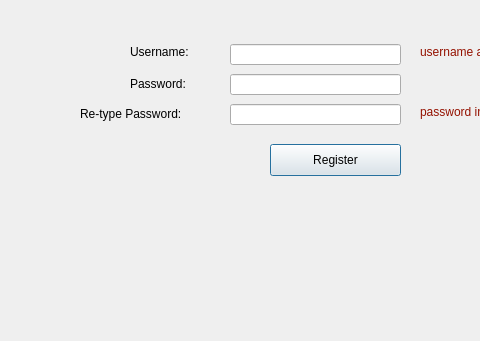
Before: the Qt Designer form FireboyWaterGirl/registerwindow.ui in yomnahisham/CSCE1101-03-CourseProject, drawn with Qt 5; both pictures show x 0 to 480 and y 166 to 507 of the 865 by 507 pixel window.
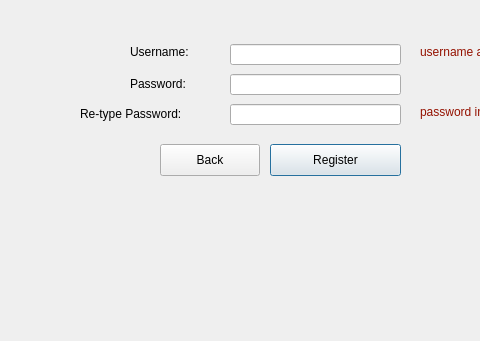
After: the same form once the commit is applied.

Commit message: added back button in registerwindow and its slot

```diff
--- a/FireboyWaterGirl/registerwindow.ui
+++ b/FireboyWaterGirl/registerwindow.ui
@@ -127,6 +127,19 @@
     <string>&lt;html&gt;&lt;head/&gt;&lt;body&gt;&lt;p&gt;&lt;span style=&quot; color:#941100;&quot;&gt;password incorrect&lt;/span&gt;&lt;/p&gt;&lt;/body&gt;&lt;/html&gt;</string>
    </property>
   </widget>
+  <widget class="QPushButton" name="backButton">
+   <property name="geometry">
+    <rect>
+     <x>160</x>
+     <y>310</y>
+     <width>100</width>
+     <height>32</height>
+    </rect>
+   </property>
+   <property name="text">
+    <string>Back</string>
+   </property>
+  </widget>
  </widget>
  <resources/>
  <connections/>
```
The commit also changes 29 other files.
